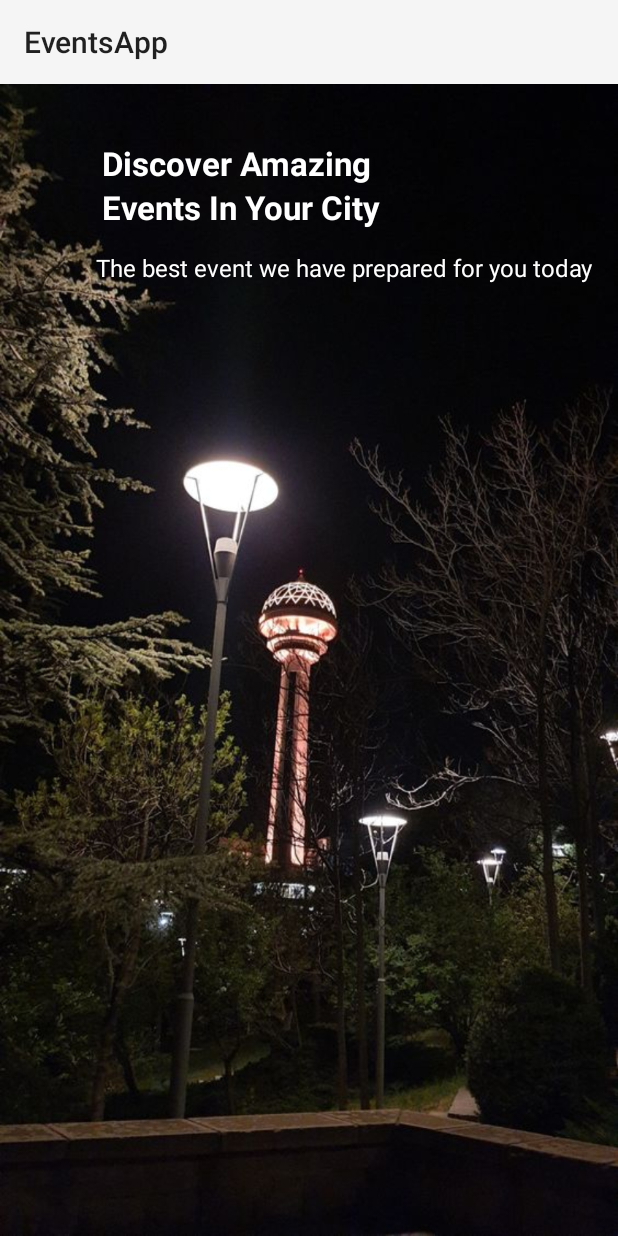
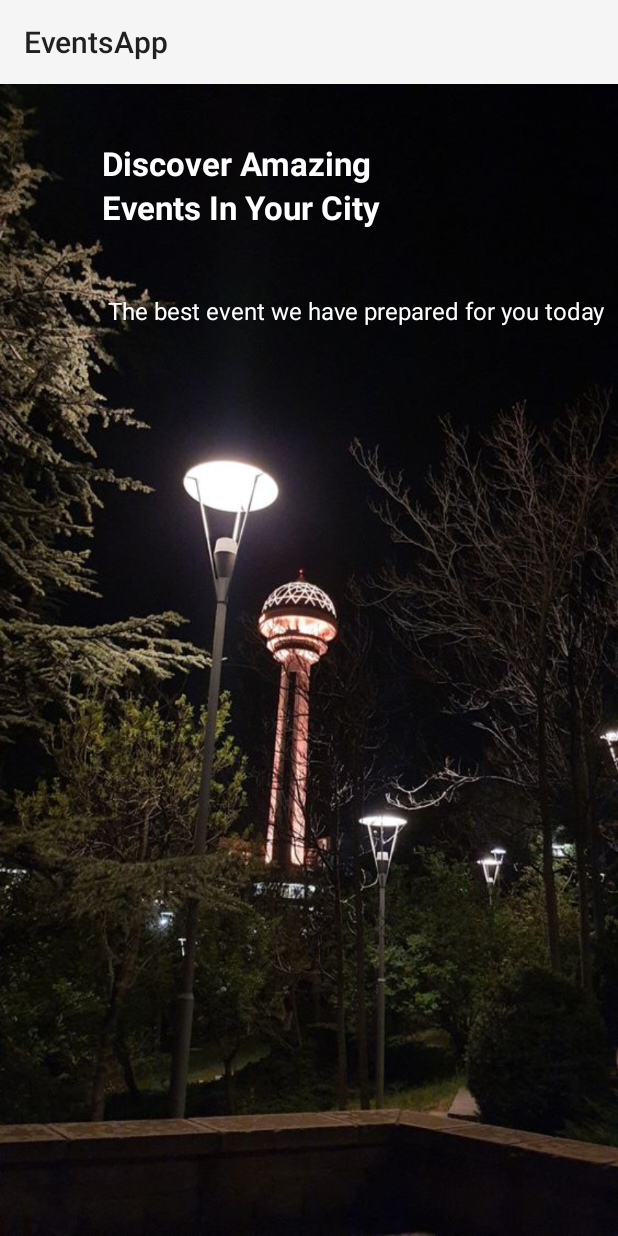
Before and after one commit to GulayAdgzl/EventsApp, an Android app: the fragment SplashFragment shown on its own in the app's theme, on a phone screen of 412 x 824 dp. Run offline under Robolectric (Android 15) with nearby library versions, the phone set to English and light mode, and no system bars.

Commit message:
Title and subtitle constarint connect

```diff
--- a/app/src/main/res/layout/fragment_splash.xml
+++ b/app/src/main/res/layout/fragment_splash.xml
@@ -1,16 +1,13 @@
 <?xml version="1.0" encoding="utf-8"?>
-<LinearLayout xmlns:android="http://schemas.android.com/apk/res/android"
+<androidx.constraintlayout.widget.ConstraintLayout xmlns:android="http://schemas.android.com/apk/res/android"
     xmlns:app="http://schemas.android.com/apk/res-auto"
     xmlns:tools="http://schemas.android.com/tools"
     android:layout_width="match_parent"
     android:layout_height="match_parent"
-    android:orientation="vertical"
     android:background="@drawable/an"
     tools:context=".ui.splash.SplashFragment">
-    <LinearLayout
-        android:layout_width="match_parent"
-        android:layout_height="wrap_content"
-        android:orientation="vertical">
+
+
     <TextView
         android:id="@+id/textView"
         android:layout_width="wrap_content"
@@ -26,18 +23,25 @@
 
     <TextView
         android:id="@+id/textView2"
-            android:layout_width="match_parent"
-            android:layout_height="44dp"
-            android:layout_marginStart="68dp"
+        android:layout_width="197dp"
+        android:layout_height="42dp"
         android:text="@string/title2"
         android:textColor="@color/white"
         android:textSize="22dp"
-            android:textStyle="bold"/>
+        android:textStyle="bold"
+        app:layout_constraintBottom_toTopOf="@+id/textView3"
+        app:layout_constraintEnd_toEndOf="parent"
+        app:layout_constraintHorizontal_bias="0.317"
+        app:layout_constraintStart_toStartOf="parent"
+        app:layout_constraintTop_toBottomOf="@+id/textView"
+        app:layout_constraintVertical_bias="0.0" />
+
     <TextView
         android:id="@+id/textView3"
         android:layout_width="wrap_content"
         android:layout_height="wrap_content"
-            android:layout_marginStart="64dp"
+        android:layout_marginStart="72dp"
+        android:layout_marginTop="140dp"
         android:text="@string/subtitle"
         android:textColor="@color/white"
         android:textSize="16dp"
@@ -45,12 +49,4 @@
         app:layout_constraintTop_toTopOf="parent" />
 
 
-
-
-    </LinearLayout>
-
-
-
-
-
-</LinearLayout>
+</androidx.constraintlayout.widget.ConstraintLayout>
```
Lines whose indentation alone changed are shown as unchanged.
